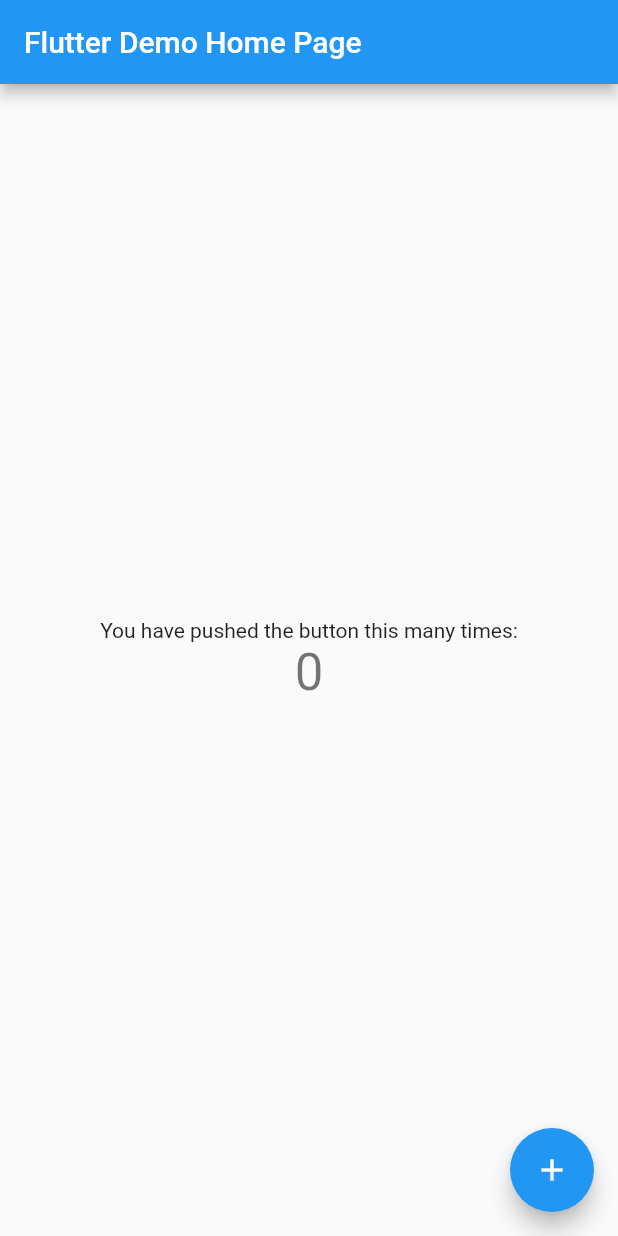
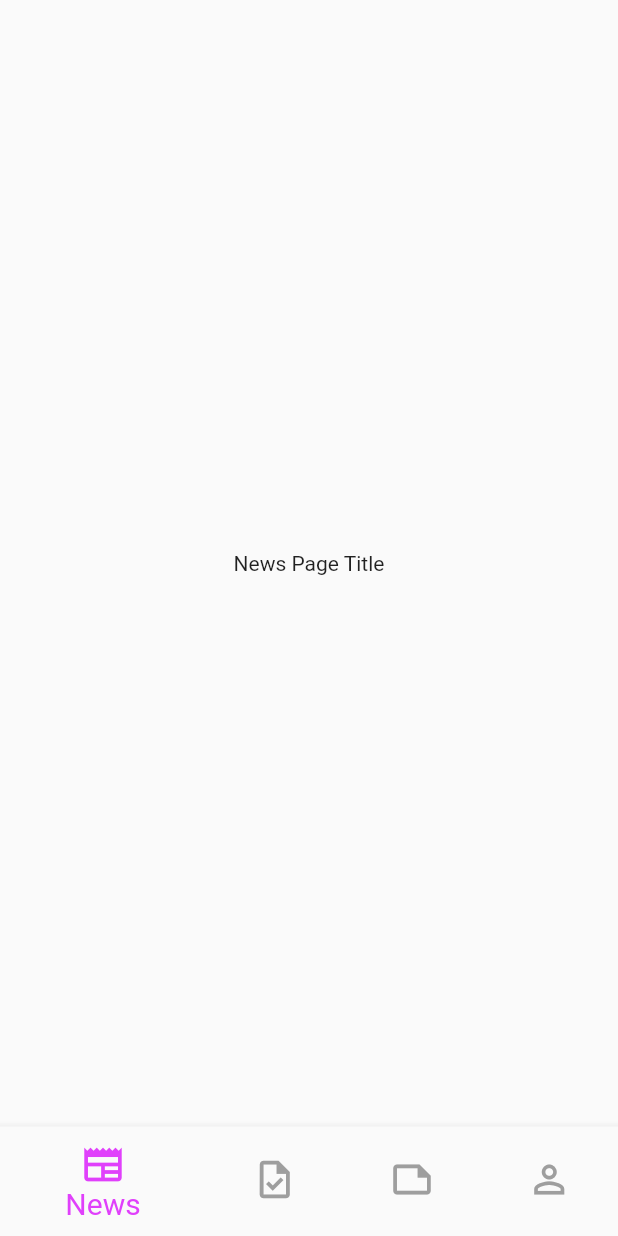
Before and after one commit to zahrakhoshdel/news-app, a Flutter app: the screen it shows after launch, on a phone screen of 412 x 824 dp. Run offline on Flutter 3.47's test engine with Material 2 defaults, Android fonts, the phone set to English and light mode, and no system bars; our stand-ins replace get.

```diff
--- a/lib/main.dart
+++ b/lib/main.dart
@@ -1,4 +1,6 @@
 import 'package:flutter/material.dart';
+import 'package:get/get.dart';
+import 'package:news_event_management/routes/app_pages.dart';
 
 void main() {
   runApp(const MyApp());
@@ -10,106 +12,14 @@ class MyApp extends StatelessWidget {
   // This widget is the root of your application.
   @override
   Widget build(BuildContext context) {
-    return MaterialApp(
-      title: 'Flutter Demo',
+    return GetMaterialApp(
+      title: 'Flutter News & Event',
+      debugShowCheckedModeBanner: false,
       theme: ThemeData(
-        // This is the theme of your application.
-        //
-        // Try running your application with "flutter run". You'll see the
-        // application has a blue toolbar. Then, without quitting the app, try
-        // changing the primarySwatch below to Colors.green and then invoke
-        // "hot reload" (press "r" in the console where you ran "flutter run",
-        // or simply save your changes to "hot reload" in a Flutter IDE).
-        // Notice that the counter didn't reset back to zero; the application
-        // is not restarted.
         primarySwatch: Colors.blue,
       ),
-      home: const MyHomePage(title: 'Flutter Demo Home Page'),
+      initialRoute: AppPages.INITIAL,
+      getPages: AppPages.routes,
     );
   }
 }
-
-class MyHomePage extends StatefulWidget {
-  const MyHomePage({Key? key, required this.title}) : super(key: key);
-
-  // This widget is the home page of your application. It is stateful, meaning
-  // that it has a State object (defined below) that contains fields that affect
-  // how it looks.
-
-  // This class is the configuration for the state. It holds the values (in this
-  // case the title) provided by the parent (in this case the App widget) and
-  // used by the build method of the State. Fields in a Widget subclass are
-  // always marked "final".
-
-  final String title;
-
-  @override
-  State<MyHomePage> createState() => _MyHomePageState();
-}
-
-class _MyHomePageState extends State<MyHomePage> {
-  int _counter = 0;
-
-  void _incrementCounter() {
-    setState(() {
-      // This call to setState tells the Flutter framework that something has
-      // changed in this State, which causes it to rerun the build method below
-      // so that the display can reflect the updated values. If we changed
-      // _counter without calling setState(), then the build method would not be
-      // called again, and so nothing would appear to happen.
-      _counter++;
-    });
-  }
-
-  @override
-  Widget build(BuildContext context) {
-    // This method is rerun every time setState is called, for instance as done
-    // by the _incrementCounter method above.
-    //
-    // The Flutter framework has been optimized to make rerunning build methods
-    // fast, so that you can just rebuild anything that needs updating rather
-    // than having to individually change instances of widgets.
-    return Scaffold(
-      appBar: AppBar(
-        // Here we take the value from the MyHomePage object that was created by
-        // the App.build method, and use it to set our appbar title.
-        title: Text(widget.title),
-      ),
-      body: Center(
-        // Center is a layout widget. It takes a single child and positions it
-        // in the middle of the parent.
-        child: Column(
-          // Column is also a layout widget. It takes a list of children and
-          // arranges them vertically. By default, it sizes itself to fit its
-          // children horizontally, and tries to be as tall as its parent.
-          //
-          // Invoke "debug painting" (press "p" in the console, choose the
-          // "Toggle Debug Paint" action from the Flutter Inspector in Android
-          // Studio, or the "Toggle Debug Paint" command in Visual Studio Code)
-          // to see the wireframe for each widget.
-          //
-          // Column has various properties to control how it sizes itself and
-          // how it positions its children. Here we use mainAxisAlignment to
-          // center the children vertically; the main axis here is the vertical
-          // axis because Columns are vertical (the cross axis would be
-          // horizontal).
-          mainAxisAlignment: MainAxisAlignment.center,
-          children: <Widget>[
-            const Text(
-              'You have pushed the button this many times:',
-            ),
-            Text(
-              '$_counter',
-              style: Theme.of(context).textTheme.headline4,
-            ),
-          ],
-        ),
-      ),
-      floatingActionButton: FloatingActionButton(
-        onPressed: _incrementCounter,
-        tooltip: 'Increment',
-        child: const Icon(Icons.add),
-      ), // This trailing comma makes auto-formatting nicer for build methods.
-    );
-  }
-}
--- /dev/null
+++ b/lib/routes/app_pages.dart
@@ -0,0 +1,39 @@
+import 'package:get/get.dart';
+import 'package:news_event_management/screens/home/home_binding.dart';
+import 'package:news_event_management/screens/home/home_screen.dart';
+import 'package:news_event_management/screens/news/news_screen.dart';
+import 'package:news_event_management/screens/notes/note_screen.dart';
+import 'package:news_event_management/screens/profile/profile_screen.dart';
+import 'package:news_event_management/screens/tasks/task_screen.dart';
+
+part 'app_routes.dart';
+
+class AppPages {
+  AppPages._();
+
+  static const INITIAL = Routes.HOME;
+
+  static final routes = [
+    GetPage(
+      name: _Paths.HOME,
+      page: () => const HomeScreen(),
+      binding: HomeBinding(),
+    ),
+    GetPage(
+      name: _Paths.NEWS,
+      page: () => const NewsScreen(),
+    ),
+    GetPage(
+      name: _Paths.NOTES,
+      page: () => NoteScreen(),
+    ),
+    GetPage(
+      name: _Paths.TASKS,
+      page: () => TaskScreen(),
+    ),
+    GetPage(
+      name: _Paths.PROFILE,
+      page: () => const ProfileScreen(),
+    ),
+  ];
+}
--- /dev/null
+++ b/lib/routes/app_routes.dart
@@ -0,0 +1,19 @@
+part of 'app_pages.dart';
+
+abstract class Routes {
+  Routes._();
+
+  static const HOME = _Paths.HOME;
+  static const NEWS = _Paths.NEWS;
+  static const NOTES = _Paths.NOTES;
+  static const TASKS = _Paths.TASKS;
+  static const PROFILE = _Paths.PROFILE;
+}
+
+abstract class _Paths {
+  static const HOME = '/';
+  static const NEWS = '/news';
+  static const NOTES = '/notes';
+  static const TASKS = '/tasks';
+  static const PROFILE = '/profile';
+}
--- /dev/null
+++ b/lib/screens/home/home_binding.dart
@@ -0,0 +1,11 @@
+import 'package:get/get.dart';
+import 'package:news_event_management/screens/home/home_controller.dart';
+import 'package:news_event_management/screens/news/news_controller.dart';
+
+class HomeBinding extends Bindings {
+  @override
+  void dependencies() {
+    Get.lazyPut<HomeController>(() => HomeController());
+    Get.lazyPut<NewsController>(() => NewsController());
+  }
+}
--- /dev/null
+++ b/lib/screens/home/home_controller.dart
@@ -0,0 +1,9 @@
+import 'package:get/get.dart';
+
+class HomeController extends GetxController {
+  var tabIndex = 0;
+  void changeTabIndex(int index) {
+    tabIndex = index;
+    update();
+  }
+}
--- /dev/null
+++ b/lib/screens/home/home_screen.dart
@@ -0,0 +1,71 @@
+import 'package:flutter/material.dart';
+import 'package:get/state_manager.dart';
+import 'package:news_event_management/screens/home/home_controller.dart';
+import 'package:news_event_management/screens/news/news_screen.dart';
+import 'package:news_event_management/screens/notes/note_screen.dart';
+import 'package:news_event_management/screens/profile/profile_screen.dart';
+import 'package:news_event_management/screens/tasks/task_screen.dart';
+
+class HomeScreen extends StatefulWidget {
+  const HomeScreen({Key? key}) : super(key: key);
+
+  @override
+  State<HomeScreen> createState() => _HomeScreenState();
+}
+
+class _HomeScreenState extends State<HomeScreen> {
+  @override
+  Widget build(BuildContext context) {
+    return GetBuilder<HomeController>(builder: (controller) {
+      return SafeArea(
+        child: Scaffold(
+          body: IndexedStack(
+            index: controller.tabIndex,
+            children: [
+              const NewsScreen(),
+              TaskScreen(),
+              NoteScreen(),
+              const ProfileScreen(),
+            ],
+          ),
+          bottomNavigationBar: BottomNavigationBar(
+              selectedItemColor: Colors.purpleAccent,
+              elevation: 5,
+              unselectedItemColor: Colors.grey,
+              iconSize: 30,
+              selectedFontSize: 20,
+              currentIndex: controller.tabIndex,
+              onTap: (val) {
+                controller.changeTabIndex(val);
+              },
+              items: const [
+                BottomNavigationBarItem(
+                  label: 'News',
+                  icon: Icon(
+                    Icons.newspaper_outlined,
+                  ),
+                ),
+                BottomNavigationBarItem(
+                  label: 'Tasks',
+                  icon: Icon(
+                    Icons.task_outlined,
+                  ),
+                ),
+                BottomNavigationBarItem(
+                  label: 'Notes',
+                  icon: Icon(
+                    Icons.note_outlined,
+                  ),
+                ),
+                BottomNavigationBarItem(
+                  label: 'Profile',
+                  icon: Icon(
+                    Icons.person_outline,
+                  ),
+                ),
+              ]),
+        ),
+      );
+    });
+  }
+}
--- /dev/null
+++ b/lib/screens/news/news_controller.dart
@@ -0,0 +1,5 @@
+import 'package:get/get.dart';
+
+class NewsController extends GetxController {
+  final String title = "News Page Title";
+}
--- /dev/null
+++ b/lib/screens/news/news_screen.dart
@@ -0,0 +1,14 @@
+import 'package:flutter/material.dart';
+import 'package:get/get.dart';
+import 'package:news_event_management/screens/news/news_controller.dart';
+
+class NewsScreen extends GetView<NewsController> {
+  const NewsScreen({Key? key}) : super(key: key);
+
+  @override
+  Widget build(BuildContext context) {
+    return Center(
+      child: Text(controller.title),
+    );
+  }
+}
--- /dev/null
+++ b/lib/screens/notes/note_controller.dart
@@ -0,0 +1,5 @@
+import 'package:get/get.dart';
+
+class NoteController extends GetxController {
+  final String title = "Notes Page Title";
+}
--- /dev/null
+++ b/lib/screens/notes/note_screen.dart
@@ -0,0 +1,13 @@
+import 'package:flutter/material.dart';
+import 'package:get/get.dart';
+import 'package:news_event_management/screens/notes/note_controller.dart';
+
+class NoteScreen extends StatelessWidget {
+  final NoteController controller = Get.put(NoteController());
+  @override
+  Widget build(BuildContext context) {
+    return Center(
+      child: Text(controller.title),
+    );
+  }
+}
--- /dev/null
+++ b/lib/screens/profile/profile_controller.dart
@@ -0,0 +1,5 @@
+import 'package:get/get.dart';
+
+class ProfileController extends GetxController {
+  final String title = "profile Page Title";
+}
--- /dev/null
+++ b/lib/screens/profile/profile_screen.dart
@@ -0,0 +1,12 @@
+import 'package:flutter/material.dart';
+
+class ProfileScreen extends StatelessWidget {
+  const ProfileScreen({Key? key}) : super(key: key);
+
+  @override
+  Widget build(BuildContext context) {
+    return Center(
+      child: Text('profile'),
+    );
+  }
+}
--- /dev/null
+++ b/lib/screens/tasks/task_controller.dart
@@ -0,0 +1,5 @@
+import 'package:get/state_manager.dart';
+
+class TaskController extends GetxController {
+  final String title = "task Page Title";
+}
--- /dev/null
+++ b/lib/screens/tasks/task_screen.dart
@@ -0,0 +1,13 @@
+import 'package:flutter/material.dart';
+import 'package:get/get.dart';
+import 'package:news_event_management/screens/tasks/task_controller.dart';
+
+class TaskScreen extends StatelessWidget {
+  final TaskController controller = Get.put(TaskController());
+  @override
+  Widget build(BuildContext context) {
+    return Center(
+      child: Text(controller.title),
+    );
+  }
+}
--- a/pubspec.yaml
+++ b/pubspec.yaml
@@ -34,6 +34,7 @@ dependencies:
   # The following adds the Cupertino Icons font to your application.
   # Use with the CupertinoIcons class for iOS style icons.
   cupertino_icons: ^1.0.2
+  get:
 
 
 dev_dependencies:
```
Also changed, not shown: pubspec.lock.
